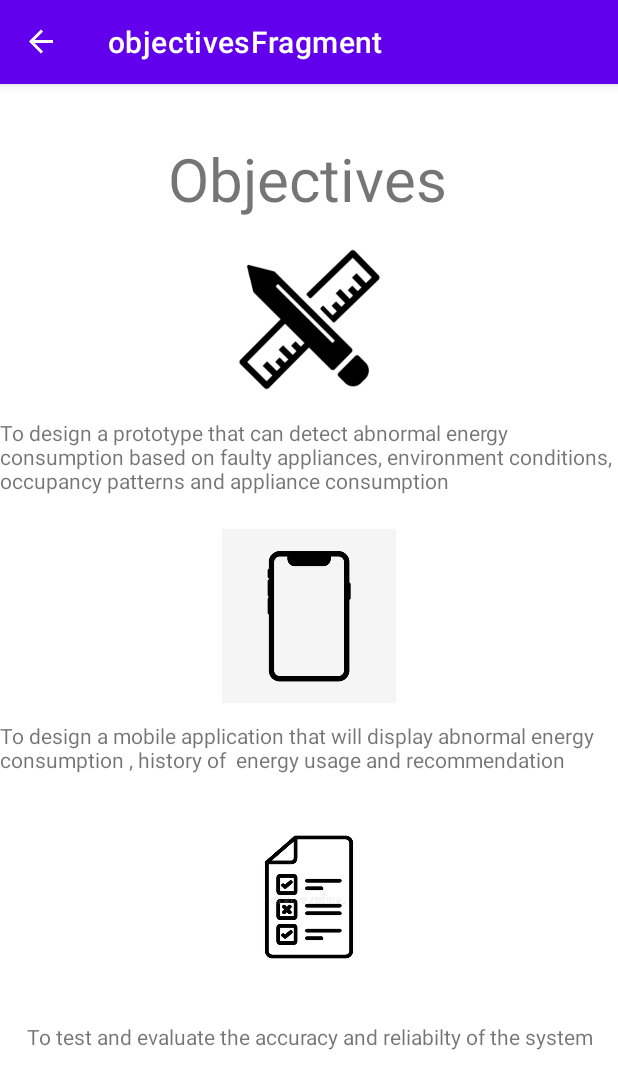
After one commit to JohnErvie/Devasc-MidtermProject, an Android app: the objectivesFragment screen opened through its navigation route, on a phone screen of 412 x 824 dp. The commit adds this screen. Shown: the top 1089 px of the screen. Run offline under Robolectric (Android 15) with nearby library versions, the phone set to English and light mode, and no system bars; our stand-ins replace data binding, navigation-ui.

Commit message:
updated mobile app

```diff
--- a/app/src/main/java/com/example/devasc_midtermproj/HomeFragment.kt
+++ b/app/src/main/java/com/example/devasc_midtermproj/HomeFragment.kt
@@ -26,6 +26,9 @@ class HomeFragment : Fragment() {
         binding.contactBtn.setOnClickListener{ view : View ->
             view.findNavController().navigate(R.id.action_homeFragment_to_contactFragment)
         }
+        binding.btnLogin.setOnClickListener { view: View ->
+            view.findNavController().navigate(R.id.action_homeFragment_to_objectivesFragment)
+        }
 
         return binding.root
     }
--- /dev/null
+++ b/app/src/main/java/com/example/devasc_midtermproj/objectivesFragment.kt
@@ -0,0 +1,21 @@
+package com.example.devasc_midtermproj
+
+import android.os.Bundle
+import androidx.fragment.app.Fragment
+import android.view.LayoutInflater
+import android.view.View
+import android.view.ViewGroup
+
+
+class objectivesFragment : Fragment() {
+
+
+    override fun onCreateView(
+        inflater: LayoutInflater, container: ViewGroup?,
+        savedInstanceState: Bundle?
+    ): View? {
+        // Inflate the layout for this fragment
+        return inflater.inflate(R.layout.fragment_objectives, container, false)
+    }
+
+}
--- /dev/null
+++ b/app/src/main/res/layout/fragment_objectives.xml
@@ -0,0 +1,85 @@
+<?xml version="1.0" encoding="utf-8"?>
+<layout xmlns:android="http://schemas.android.com/apk/res/android"
+    xmlns:app="http://schemas.android.com/apk/res-auto"
+    xmlns:tools="http://schemas.android.com/tools"
+    tools:context="com.example.devasc_midtermproj.objectiveFragment">
+
+    <androidx.constraintlayout.widget.ConstraintLayout
+        android:layout_width="match_parent"
+        android:layout_height="match_parent">
+
+        <TextView
+            android:id="@+id/txtObjective"
+            android:layout_width="wrap_content"
+            android:layout_height="wrap_content"
+            android:layout_marginTop="36dp"
+            android:text="Objectives"
+            android:textSize="40sp"
+            app:layout_constraintEnd_toEndOf="parent"
+            app:layout_constraintHorizontal_bias="0.497"
+            app:layout_constraintStart_toStartOf="parent"
+            app:layout_constraintTop_toTopOf="parent" />
+
+        <TextView
+            android:id="@+id/txtobj1"
+            android:layout_width="wrap_content"
+            android:layout_height="wrap_content"
+            android:layout_marginTop="16dp"
+            android:text="To design a prototype that can detect abnormal energy consumption based on faulty appliances, environment conditions, occupancy patterns and appliance consumption"
+            app:layout_constraintEnd_toEndOf="parent"
+            app:layout_constraintStart_toStartOf="parent"
+            app:layout_constraintTop_toBottomOf="@+id/imageView5" />
+
+        <ImageView
+            android:id="@+id/imageView5"
+            android:layout_width="98dp"
+            android:layout_height="99dp"
+            android:layout_marginTop="17dp"
+            android:src="@drawable/design"
+            app:layout_constraintEnd_toEndOf="parent"
+            app:layout_constraintStart_toStartOf="parent"
+            app:layout_constraintTop_toBottomOf="@+id/txtObjective" />
+
+        <TextView
+            android:id="@+id/txtobj2"
+            android:layout_width="wrap_content"
+            android:layout_height="wrap_content"
+            android:layout_marginTop="11dp"
+            android:text="To design a mobile application that will display abnormal energy consumption , history of  energy usage and recommendation"
+            app:layout_constraintEnd_toEndOf="parent"
+            app:layout_constraintHorizontal_bias="0.0"
+            app:layout_constraintStart_toStartOf="parent"
+            app:layout_constraintTop_toBottomOf="@+id/imageView6" />
+
+        <ImageView
+            android:id="@+id/imageView6"
+            android:layout_width="116dp"
+            android:layout_height="117dp"
+            android:layout_marginTop="22dp"
+            android:src="@drawable/mobile1"
+            app:layout_constraintEnd_toEndOf="parent"
+            app:layout_constraintStart_toStartOf="parent"
+            app:layout_constraintTop_toBottomOf="@+id/txtobj1" />
+
+        <TextView
+            android:id="@+id/textView8"
+            android:layout_width="wrap_content"
+            android:layout_height="wrap_content"
+            android:layout_marginTop="19dp"
+            android:text="To test and evaluate the accuracy and reliabilty of the system"
+            app:layout_constraintEnd_toEndOf="parent"
+            app:layout_constraintHorizontal_bias="0.533"
+            app:layout_constraintStart_toStartOf="parent"
+            app:layout_constraintTop_toBottomOf="@+id/imageView7" />
+
+        <ImageView
+            android:id="@+id/imageView7"
+            android:layout_width="148dp"
+            android:layout_height="128dp"
+            android:layout_marginTop="18dp"
+            android:src="@drawable/test_and_evaluate"
+            app:layout_constraintEnd_toEndOf="parent"
+            app:layout_constraintStart_toStartOf="parent"
+            app:layout_constraintTop_toBottomOf="@+id/txtobj2" />
+    </androidx.constraintlayout.widget.ConstraintLayout>
+</layout>
--- a/app/src/main/res/navigation/navigation.xml
+++ b/app/src/main/res/navigation/navigation.xml
@@ -16,6 +16,9 @@
         <action
             android:id="@+id/action_homeFragment_to_contactFragment"
             app:destination="@id/contactFragment" />
+        <action
+            android:id="@+id/action_homeFragment_to_objectivesFragment"
+            app:destination="@id/objectivesFragment" />
     </fragment>
     <fragment
         android:id="@+id/aboutFragment"
@@ -27,4 +30,8 @@
         android:name="com.example.devasc_midtermproj.ContactFragment"
         android:label="fragment_contact"
         tools:layout="@layout/fragment_contact" />
+    <fragment
+        android:id="@+id/objectivesFragment"
+        android:name="com.example.devasc_midtermproj.objectivesFragment"
+        android:label="objectivesFragment" />
 </navigation>
```
Also changed, not shown: app/src/main/res/drawable/design.png (added), app/src/main/res/drawable/mobile1.jpg (added), app/src/main/res/drawable/test_and_evaluate.jpg (added).
